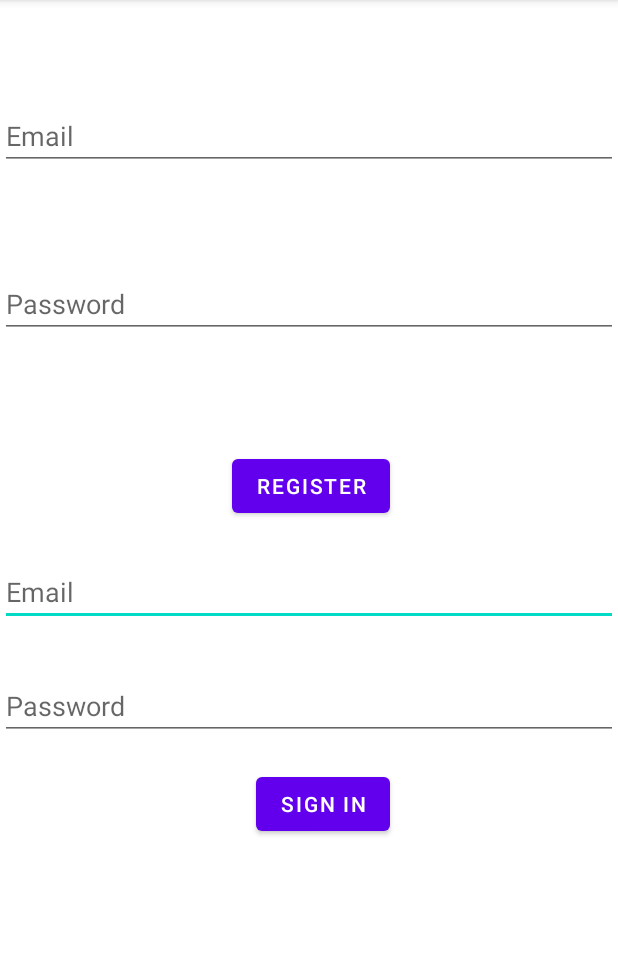
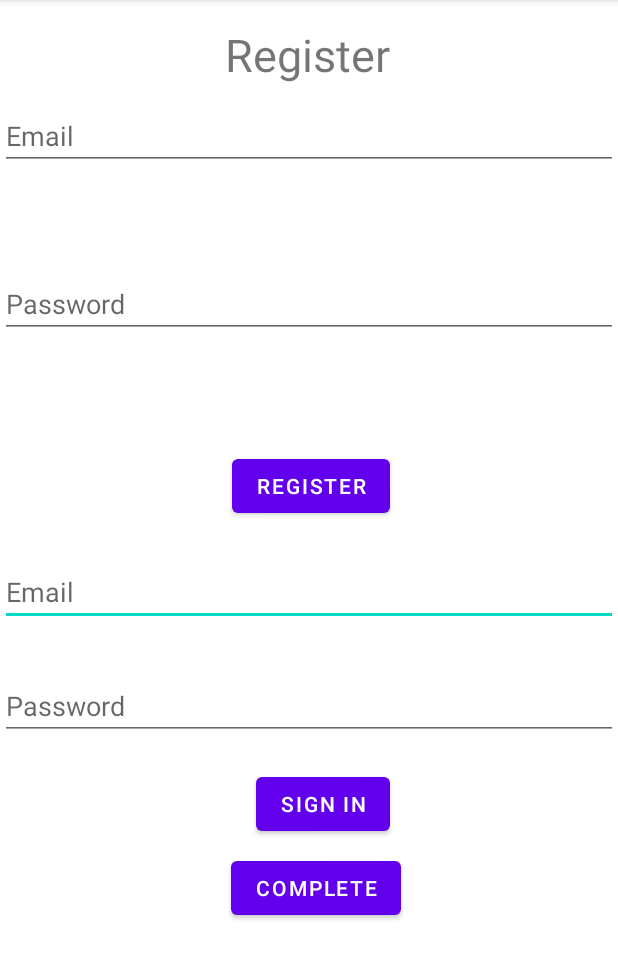
Before and after one commit to MaazHussaini99/androidAccidentApp, an Android app: the screen it shows after launch (Registering), after a tap on "SIGN IN", on a phone screen of 412 x 824 dp, the part 84-1063 px from its top. Run offline under Robolectric (Android 15) with nearby library versions, the phone set to English and light mode, and no system bars; our stand-ins replace Firebase (no records; nobody signed in at launch, a user with empty details on screens opened directly).

Commit message:
Branch still wip with login activity but prepared to merge

```diff
--- a/app/src/main/java/com/example/androidaccidentapp/Registering.java
+++ b/app/src/main/java/com/example/androidaccidentapp/Registering.java
@@ -68,9 +68,9 @@ public class Registering extends AppCompatActivity {
                 String txt_password2 = password2.getText().toString();
 
                 if (isEmpty(txt_email2) || TextUtils.isEmpty(txt_password2)) {
-                    Toast.makeText(Registering.this, "Empty credentials", Toast.LENGTH_SHORT).show();
+                    Toast.makeText(Registering.this, "Please fill in all fields", Toast.LENGTH_SHORT).show();
                 } else if (txt_password2.length() < 6) {
-                    Toast.makeText(Registering.this, "Password must be at least 6 characters", Toast.LENGTH_SHORT).show();
+                    Toast.makeText(Registering.this, "Password should be at least 6 characters", Toast.LENGTH_SHORT).show();
                 } else {
                     signIn(txt_email2, txt_password2);
                 }
@@ -124,4 +124,9 @@ public class Registering extends AppCompatActivity {
 
     private void updateUI(FirebaseUser user) {
     }
+
+    public void Complete(View view) {
+        Intent n = new Intent(this, Login.class);
+        startActivity(n);
+    }
 }
--- a/app/src/main/res/layout/activity_registering.xml
+++ b/app/src/main/res/layout/activity_registering.xml
@@ -13,7 +13,9 @@
         android:layout_width="match_parent"
         android:layout_height="wrap_content"
         android:layout_marginTop="372dp"
-        android:hint="Email"
+        android:autofillHints="emailAddress"
+        android:hint="@string/email"
+        android:inputType="textEmailAddress"
         app:layout_constraintEnd_toEndOf="parent"
         app:layout_constraintHorizontal_bias="1.0"
         app:layout_constraintStart_toStartOf="parent"
@@ -25,7 +27,7 @@
         android:layout_height="wrap_content"
         android:layout_marginTop="512dp"
         android:layout_marginEnd="152dp"
-        android:text="Sign In"
+        android:text="@string/sign_in"
         app:layout_constraintEnd_toEndOf="parent"
         app:layout_constraintHorizontal_bias="1.0"
         app:layout_constraintStart_toStartOf="parent"
@@ -36,7 +38,9 @@
         android:layout_width="match_parent"
         android:layout_height="wrap_content"
         android:layout_marginTop="68dp"
-        android:hint="Email"
+        android:autofillHints="emailAddress"
+        android:hint="@string/email"
+        android:inputType="textEmailAddress"
         app:layout_constraintEnd_toEndOf="parent"
         app:layout_constraintHorizontal_bias="1.0"
         app:layout_constraintStart_toStartOf="parent"
@@ -47,7 +51,9 @@
         android:layout_width="match_parent"
         android:layout_height="wrap_content"
         android:layout_marginTop="180dp"
-        android:hint="Password"
+        android:autofillHints="password"
+        android:hint="@string/password"
+        android:inputType="textPassword"
         app:layout_constraintEnd_toEndOf="parent"
         app:layout_constraintHorizontal_bias="1.0"
         app:layout_constraintStart_toStartOf="parent"
@@ -58,7 +64,9 @@
         android:layout_width="match_parent"
         android:layout_height="wrap_content"
         android:layout_marginTop="448dp"
-        android:hint="Password"
+        android:autofillHints="password"
+        android:hint="@string/password"
+        android:inputType="textPassword"
         app:layout_constraintEnd_toEndOf="parent"
         app:layout_constraintHorizontal_bias="1.0"
         app:layout_constraintStart_toStartOf="parent"
@@ -70,9 +78,35 @@
         android:layout_height="wrap_content"
         android:layout_marginTop="300dp"
         android:layout_marginEnd="152dp"
-        android:text="Register"
+        android:text="@string/register"
         app:layout_constraintEnd_toEndOf="parent"
         app:layout_constraintHorizontal_bias="1.0"
         app:layout_constraintStart_toStartOf="parent"
         app:layout_constraintTop_toTopOf="parent" />
+
+    <TextView
+        android:id="@+id/textView4"
+        android:layout_width="wrap_content"
+        android:layout_height="wrap_content"
+        android:layout_marginStart="150dp"
+        android:layout_marginTop="16dp"
+        android:text="@string/register"
+        android:textSize="30sp"
+        app:layout_constraintEnd_toEndOf="parent"
+        app:layout_constraintHorizontal_bias="0.0"
+        app:layout_constraintStart_toStartOf="parent"
+        app:layout_constraintTop_toTopOf="parent" />
+
+    <Button
+        android:id="@+id/Complete"
+        android:layout_width="wrap_content"
+        android:layout_height="wrap_content"
+        android:layout_marginStart="154dp"
+        android:layout_marginTop="568dp"
+        android:onClick="Complete"
+        android:text="@string/complete"
+        app:layout_constraintEnd_toEndOf="parent"
+        app:layout_constraintHorizontal_bias="0.0"
+        app:layout_constraintStart_toStartOf="parent"
+        app:layout_constraintTop_toTopOf="parent" />
 </androidx.constraintlayout.widget.ConstraintLayout>
--- a/app/src/main/res/layout/activity_signed_in.xml
+++ b/app/src/main/res/layout/activity_signed_in.xml
@@ -4,6 +4,7 @@
     xmlns:tools="http://schemas.android.com/tools"
     android:layout_width="match_parent"
     android:layout_height="match_parent"
+    android:background="#0F2355"
     tools:context=".SignedInActivity">
 
     <Button
--- a/app/src/main/res/values/strings.xml
+++ b/app/src/main/res/values/strings.xml
@@ -1,4 +1,9 @@
 <resources>
     <string name="app_name">ASAP</string>
     <string name="step1Instruction">Select one of the below\ncontact options, or skip to \nthe next step.</string>
+    <string name="sign_in">Sign In</string>
+    <string name="email">Email</string>
+    <string name="password">Password</string>
+    <string name="register">Register</string>
+    <string name="complete">Complete</string>
 </resources>
```
Also changed, not shown: app/src/main/AndroidManifest.xml (+0 -9 lines), app/src/main/java/com/example/androidaccidentapp/Login.java (+0 -73 lines), app/src/main/java/com/example/androidaccidentapp/Registration.java (deleted, +0 -83 lines), app/src/main/res/layout/activity_firebase_ui.xml (deleted, +0 -9 lines), app/src/main/res/layout/activity_google_sign_in.xml (deleted, +0 -9 lines), app/src/main/res/layout/activity_registration.xml (deleted, +0 -203 lines).
